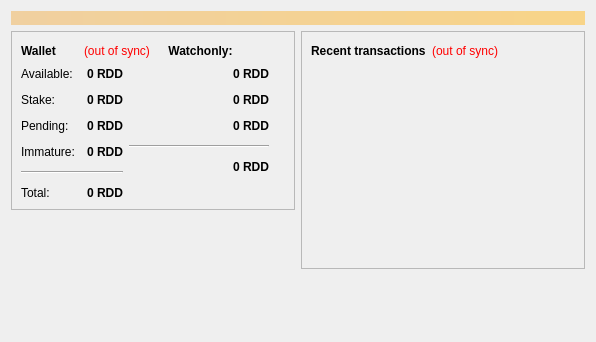
This is src/qt/forms/overviewpage.ui in zarGonnn/reddcoin as Qt 5 draws it before an edit. The edited form follows.
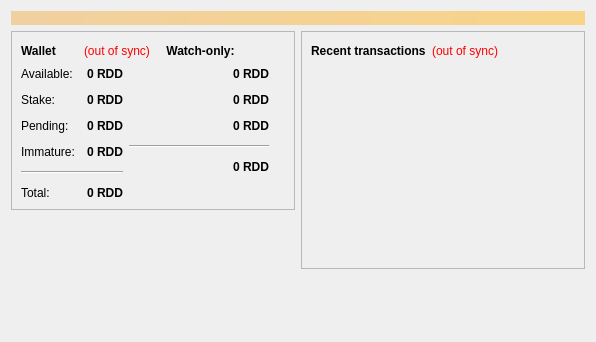
This is the edited form. Icons and pictures are not drawn.

Commit message:
qt: Update some messages after suggestions by translators
- *cannot* is more common, thus preferred to *can not*
- Use *Watch-only* instead of *Watchonly* as one word

Conflicts:
	src/qt/intro.cpp
	src/qt/locale/bitcoin_en.ts
	src/qt/paymentserver.cpp

Diff of the .ui file:
```diff
--- a/src/qt/forms/overviewpage.ui
+++ b/src/qt/forms/overviewpage.ui
@@ -89,7 +89,7 @@
                  </font>
                 </property>
                 <property name="text">
-                 <string>Watchonly:</string>
+                 <string>Watch-only:</string>
                 </property>
                 <property name="alignment">
                  <set>Qt::AlignCenter</set>
```
The commit also changes 2 other files.
